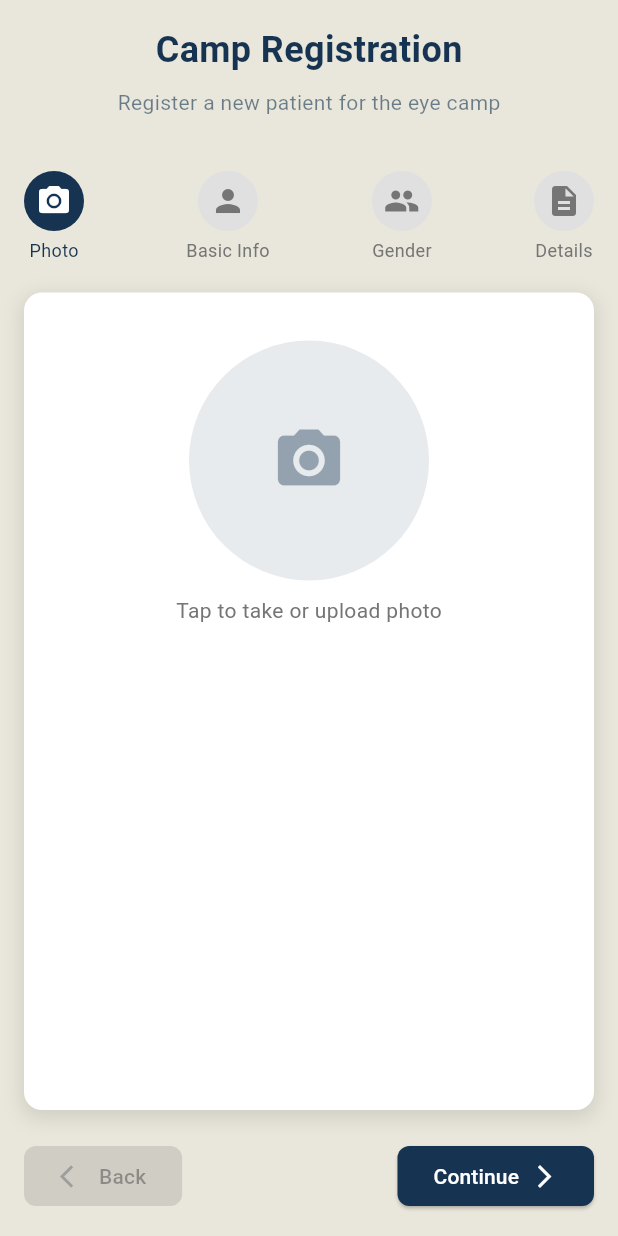
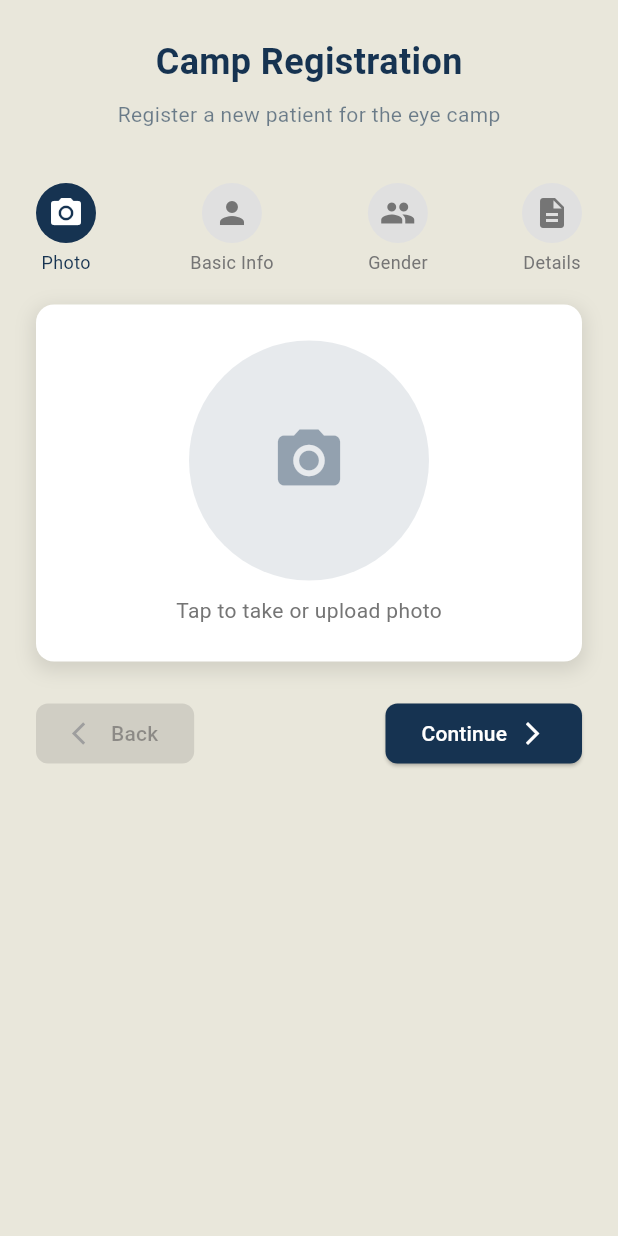
Before and after one commit to jayan110105/optha_doc, a Flutter app: the CampRegistration screen opened directly, on a phone screen of 412 x 824 dp. Run offline on Flutter 3.47's test engine with Material 3 defaults, Android fonts, the phone set to English and light mode, and no system bars; Roboto replaces fonts that are missing (Poppins).

Commit message:
Camp Registration UI

```diff
--- a/lib/Camp/camp_registration.dart
+++ b/lib/Camp/camp_registration.dart
@@ -56,7 +56,6 @@ class _CampRegistrationState extends State<CampRegistration> {
   }
 
   void scanAadhar() {
-    // Simulating Aadhar scanning
     Future.delayed(Duration(seconds: 2), () {
       setState(() {
         formData["name"] = "John Doe";
@@ -64,112 +63,38 @@ class _CampRegistrationState extends State<CampRegistration> {
         formData["gender"] = "Male";
         formData["aadhar"] = "1234 5678 9012";
         formData["address"] = "123 Main St, City, State, PIN: 123456";
-        step = 2; // Move to the gender step
+        step = 2;
       });
     });
   }
 
   @override
   Widget build(BuildContext context) {
-    return Container(
-      color: const Color(0xFFE9E7DB),
-      padding: const EdgeInsets.all(16),
-      child: Column(
-        crossAxisAlignment: CrossAxisAlignment.stretch,
-        children: [
-          // Title and description
-          Padding(
-            padding: const EdgeInsets.only(bottom: 16.0),
-            child: Column(
-              crossAxisAlignment: CrossAxisAlignment.center,
-              children: [
-                Text(
-                  "Camp Registration",
-                  style: TextStyle(
-                    fontSize: 24,
-                    fontWeight: FontWeight.bold,
-                    color: Color(0xFF163351),
-                  ),
-                ),
-                const SizedBox(height: 8),
-                Text(
-                  "Register a new patient for the eye camp",
-                  style: TextStyle(
-                    fontSize: 14,
-                    color: Color(0xFF163351).withValues(alpha: 0.6),
-                  ),
-                ),
-              ],
-            ),
-          ),
-          SizedBox(height: 20),
-          // Progress Steps
-          Row(
-            mainAxisAlignment: MainAxisAlignment.spaceBetween,
-            children: steps.map((s) {
-              int index = steps.indexOf(s);
-              return Column(
-                children: [
-                  CircleAvatar(
-                    radius: 20,
-                    backgroundColor:
-                    step >= index ? Color(0xFF163351) : Colors.grey[300],
-                    child: Icon(
-                      step > index ? Icons.check_circle : s["icon"],
-                      color: step >= index ? Colors.white : Colors.grey[600],
-                    ),
-                  ),
-                  const SizedBox(height: 4),
-                  Text(
-                    s["title"],
-                    style: TextStyle(
-                      fontSize: 12,
-                      color: step >= index
-                          ? Color(0xFF163351)
-                          : Colors.grey[600],
-                    ),
-                  ),
-                ],
-              );
-            }).toList(),
-          ),
-          const SizedBox(height: 20),
-          // Step Content
-          Expanded(
-            child: Container(
-              padding: const EdgeInsets.all(32),
-              decoration: BoxDecoration(
-                color: Colors.white, // Set the background color to white
-                borderRadius: BorderRadius.circular(12.0), // Rounded corners
-                boxShadow: [
-                  BoxShadow(
-                    color: Colors.black.withValues(alpha: 0.1), // Shadow color with opacity
-                    blurRadius: 10, // Softness of the shadow
-                    spreadRadius: 2, // Spread of the shadow
-                    offset: const Offset(0, 4), // Shadow position (horizontal, vertical)
-                  ),
-                ],
-              ),
-              child: IndexedStack(
-                index: step,
-                children: [
+    // Define the widget array for each step
+    final stepWidgets = [
       // Step 1: Photo
       Center(
         child: Column(
           children: [
             CircleAvatar(
               radius: 80,
-                          backgroundColor: Color(0xFF163351).withValues(alpha: 0.1),
+              backgroundColor: Color(0xFF163351).withOpacity(0.1),
               backgroundImage: formData["photo"] != null
                   ? FileImage(formData["photo"] as File)
                   : null,
               child: formData["photo"] == null
-                              ? Icon(Icons.camera_alt, color: Color(0xFF163351).withValues(alpha: 0.4), size: 50)
+                  ? Icon(
+                Icons.camera_alt,
+                color: Color(0xFF163351).withOpacity(0.4),
+                size: 50,
+              )
                   : null,
             ),
             const SizedBox(height: 10),
-                        Text("Tap to take or upload photo",
-                            style: TextStyle(color: Colors.grey[600])),
+            Text(
+              "Tap to take or upload photo",
+              style: TextStyle(color: Colors.grey[600]),
+            ),
           ],
         ),
       ),
@@ -190,7 +115,7 @@ class _CampRegistrationState extends State<CampRegistration> {
             hintText: "Enter age",
             onChanged: (value) => updateForm("age", value),
           ),
-                      const SizedBox(height: 24),
+          SizedBox(height: 24),
           SizedBox(
             width: double.infinity, // Makes the button stretch across the container
             child: ElevatedButton(
@@ -250,17 +175,18 @@ class _CampRegistrationState extends State<CampRegistration> {
                 children: [
                   Icon(
                     genderIcon,
-                                color: formData["gender"] == gender ?
-                                        Colors.grey[200] :
-                                        Color(0xFF163351),
+                    color: formData["gender"] == gender
+                        ? Colors.grey[200]
+                        : Color(0xFF163351),
                     size: 30,
                   ),
                   const SizedBox(height: 8),
                   Text(
                     gender,
-                                style: TextStyle(color: formData["gender"] == gender ?
-                                                        Colors.grey[200] :
-                                                        Color(0xFF163351),
+                    style: TextStyle(
+                      color: formData["gender"] == gender
+                          ? Colors.grey[200]
+                          : Color(0xFF163351),
                     ),
                   ),
                 ],
@@ -274,28 +200,28 @@ class _CampRegistrationState extends State<CampRegistration> {
         crossAxisAlignment: CrossAxisAlignment.start,
         children: [
           Label(text: "Aadhar Card Number"),
-                      SizedBox(height: 8,),
+          SizedBox(height: 8),
           InputField(
             hintText: "Enter Aadhar number",
             onChanged: (value) => updateForm("aadhar", value),
           ),
-                      SizedBox(height: 16,),
+          SizedBox(height: 16),
           Label(text: "Parent/Spouse Name"),
-                      SizedBox(height: 8,),
+          SizedBox(height: 8),
           InputField(
             hintText: "Enter parent/spouse name",
             onChanged: (value) => updateForm("parent", value),
           ),
-                      SizedBox(height: 16,),
+          SizedBox(height: 16),
           Label(text: "Phone Number"),
-                      SizedBox(height: 8,),
+          SizedBox(height: 8),
           InputField(
             hintText: "Enter phone number",
             onChanged: (value) => updateForm("phone", value),
           ),
-                      SizedBox(height: 16,),
+          SizedBox(height: 16),
           Label(text: "Address"),
-                      SizedBox(height: 8,),
+          SizedBox(height: 8),
           CustomTextArea(
             hintText: "Enter address",
             onChanged: (value) => updateForm("address", value),
@@ -303,9 +229,9 @@ class _CampRegistrationState extends State<CampRegistration> {
             minLines: 5,
             maxLines: null, // Allows unlimited lines
           ),
-                      SizedBox(height: 16,),
+          SizedBox(height: 16),
           Label(text: "Chief Complaint"),
-                      SizedBox(height: 8,),
+          SizedBox(height: 8),
           CustomTextArea(
             hintText: "Enter chief complaint",
             onChanged: (value) => updateForm("complaint", value),
@@ -315,12 +241,99 @@ class _CampRegistrationState extends State<CampRegistration> {
           ),
         ],
       ),
+    ];
+
+    return Scaffold(
+      backgroundColor: const Color(0xFFE9E7DB),
+      body: SafeArea(
+        child: Padding(
+          padding: const EdgeInsets.all(8.0),
+          child: Column(
+            children: [
+              Expanded(
+                child: SingleChildScrollView(
+                  child: Padding(
+                    padding: const EdgeInsets.all(16),
+                    child: Column(
+                      crossAxisAlignment: CrossAxisAlignment.stretch,
+                      children: [
+                        // Title, Progress Steps, etc.
+                        Padding(
+                          padding: const EdgeInsets.only(bottom: 16.0),
+                          child: Column(
+                            crossAxisAlignment: CrossAxisAlignment.center,
+                            children: [
+                              Text(
+                                "Camp Registration",
+                                style: TextStyle(
+                                  fontSize: 24,
+                                  fontWeight: FontWeight.bold,
+                                  color: Color(0xFF163351),
+                                ),
+                              ),
+                              const SizedBox(height: 8),
+                              Text(
+                                "Register a new patient for the eye camp",
+                                style: TextStyle(
+                                  fontSize: 14,
+                                  color: Color(0xFF163351).withValues(alpha: 0.6),
+                                ),
+                              ),
                             ],
                           ),
                         ),
+                        const SizedBox(height: 20),
+                        // Use the current step widget
+                        Row(
+                          mainAxisAlignment: MainAxisAlignment.spaceBetween,
+                          children: steps.map((s) {
+                            int index = steps.indexOf(s);
+                            return Column(
+                              children: [
+                                CircleAvatar(
+                                  radius: 20,
+                                  backgroundColor:
+                                  step >= index ? Color(0xFF163351) : Colors.grey[300],
+                                  child: Icon(
+                                    step > index ? Icons.check_circle : s["icon"],
+                                    color: step >= index ? Colors.white : Colors.grey[600],
+                                  ),
+                                ),
+                                const SizedBox(height: 4),
+                                Text(
+                                  s["title"],
+                                  style: TextStyle(
+                                    fontSize: 12,
+                                    color: step >= index
+                                        ? Color(0xFF163351)
+                                        : Colors.grey[600],
+                                  ),
+                                ),
+                              ],
+                            );
+                          }).toList(),
                         ),
                         const SizedBox(height: 20),
-          // Navigation Buttons
+                        Container(
+                          padding: const EdgeInsets.all(16),
+                          decoration: BoxDecoration(
+                            color: Colors.white,
+                            borderRadius: BorderRadius.circular(12),
+                            boxShadow: [
+                              BoxShadow(
+                                color: Colors.black.withOpacity(0.1),
+                                blurRadius: 10,
+                                spreadRadius: 2,
+                                offset: const Offset(0, 4),
+                              ),
+                            ],
+                          ),
+                          child: Padding(
+                            padding: const EdgeInsets.all(8.0),
+                            child: stepWidgets[step],
+                          ), // Display the current step widget
+                        ),
+                        SizedBox(height: 24),
                         Row(
                           mainAxisAlignment: MainAxisAlignment.spaceBetween,
                           children: [
@@ -364,8 +377,15 @@ class _CampRegistrationState extends State<CampRegistration> {
                               ),
                             ),
                           ],
+                        )
+                      ],
+                    ),
+                  ),
+                ),
               ),
             ],
+          ),
+        ),
       ),
     );
   }
```
Lines whose indentation alone changed are shown as unchanged.
